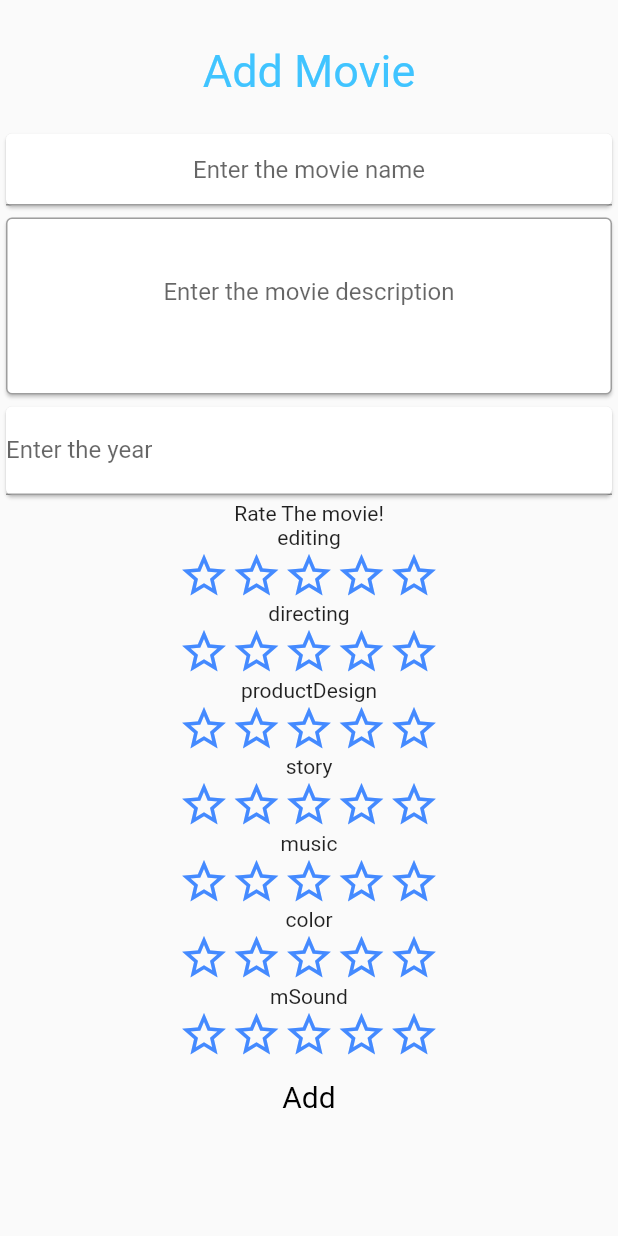
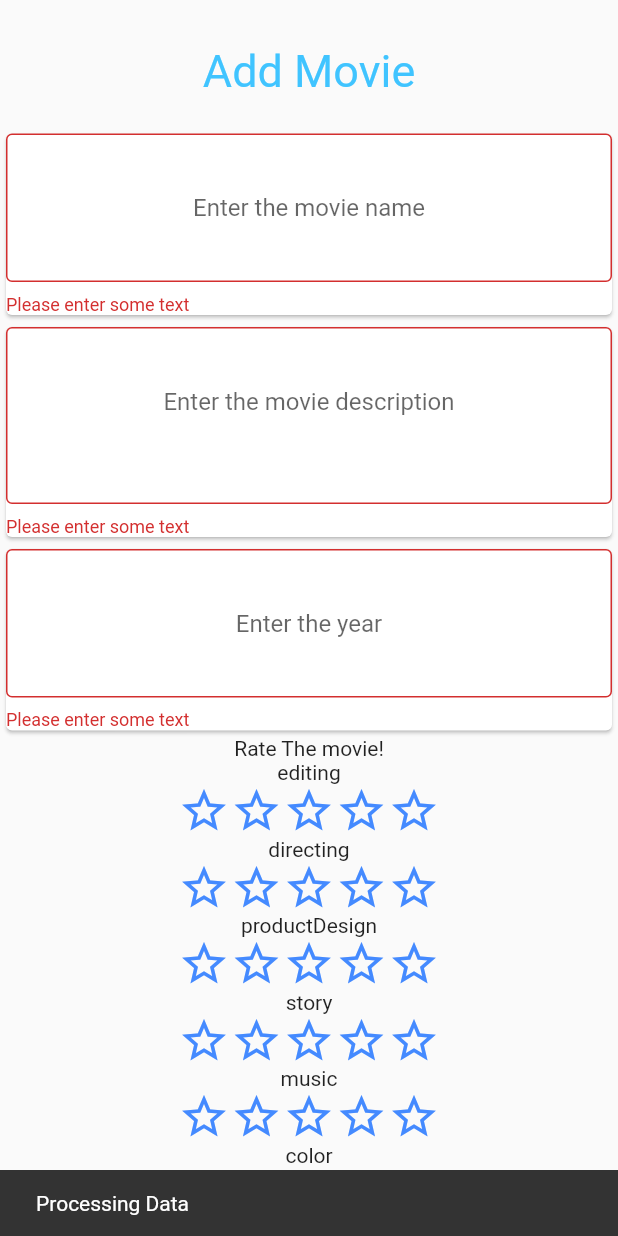
Before and after one commit to remre/movie_rater_app, a Flutter app: the AddMovie screen opened by its route, after a tap on "Add", on a phone screen of 412 x 824 dp. Run offline on Flutter 3.47's test engine with Material 2 defaults, Android fonts, the phone set to English and light mode, and no system bars; drawn by our look-alikes of flutter_rating_bar; our stand-ins replace cloud_firestore, email_validator, firebase_auth, firebase_core, font_awesome_flutter, modal_progress_hud_nsn; accounts and stored records are empty.

Commit message:
custom check for add movie forms are done with none text and also that widget converted to a seperate statelss widget

```diff
--- a/lib/add_movie.dart
+++ b/lib/add_movie.dart
@@ -6,6 +6,8 @@ import 'package:provider/provider.dart';
 import 'movie.dart';
 import 'package:flutter_rating_bar/flutter_rating_bar.dart';
 import 'package:cloud_firestore/cloud_firestore.dart';
+import 'models/textformwidget.dart';
+import 'models/moviestartwidget.dart';
 
 
 // User?  loggedInUser;
@@ -24,6 +26,7 @@ class AddMovie extends StatefulWidget {
 }
 
 class _AddMovieState extends State<AddMovie> {
+  final _formKey = GlobalKey<FormState>();
   final _firestore  = FirebaseFirestore.instance;
   final _auth = FirebaseAuth.instance;
   @override
@@ -52,13 +55,14 @@ class _AddMovieState extends State<AddMovie> {
   final PageController pController = PageController();
   // late  double rating = 0.0;
   late  double mSound = 0.0;
+  final now = DateTime.now();
   late  double editing = 0.0;
   late  double productDesign = 0.0;
   late  double music = 0.0;
   late  double color = 0.0;
   late  double directing = 0.0;
   late  double story = 0.0;
-  Timestamp cTime = Timestamp.now();
+    Timestamp cTime = (Timestamp.now());
   double ratingCalculator (directing, productDesign, mSound, music, color, editing, story) {
     double _rrating = (directing+ productDesign + mSound+ music + color  + editing +story)/ 7;
     String inString = _rrating.toStringAsFixed(2);
@@ -99,47 +103,52 @@ class _AddMovieState extends State<AddMovie> {
           SizedBox(
             height: 20,
           ),
-          Card(
-            child: TextField(
-              maxLength: 100,
-              decoration: InputDecoration(hintText: 'Enter the movie name', counterText: ''),
-              controller: titlecontroller,
-              // autofocus: true,
-              // onChanged: (newText) {
-              //   newTasksTitle = newText;
-              // },
-              textAlign: TextAlign.center,
-            ),
-          ),
-          Card(
-            child: TextField(
-              maxLines: 2,
-              maxLength: 250,
-              decoration: InputDecoration(hintText: 'Enter the movie description',
-                counterText: '',
-                border: OutlineInputBorder(),
-                contentPadding: EdgeInsets.symmetric(vertical: 40),),
-              controller: descriptioncontroller,
+          Form(
+            key: _formKey,
+            child: Column(
+            children: <Widget>[
+              TextFormWiddgy(descriptioncontroller: descriptioncontroller,maxlength: 100,formPlaceHolder: 'Enter the movie name',countext: ''),
+              // Card(
+              //   child: TextFormField(
+              //     validator: (value) {
+              //       if ( value!.isEmpty) {
+              //         return 'Please enter some text';
+              //       }
+              //       return null;
+              //     },
+              //     maxLength: 100,
+              //     decoration: InputDecoration(hintText: 'Enter the movie name', counterText: ''),
+              //     controller: titlecontroller,
+              //     // autofocus: true,
+              //     // onChanged: (newText) {
+              //     //   newTasksTitle = newText;
+              //     // },
+              //     textAlign: TextAlign.center,
+              //   ),
+              // ),
+              TextFormWiddgy(descriptioncontroller: descriptioncontroller,maxLines: 2,maxlength: 250,formPlaceHolder: 'Enter the movie description',),
+              TextFormWiddgy(descriptioncontroller: yearcontroller,maxlength: 4,formPlaceHolder: 'Enter the year',),
+              // Card(
+              //   child: TextFormField(
+              //     validator: (value) {
+              //       if ( value!.isEmpty) {
+              //         return 'Please enter some text';
+              //       }
+              //       return null;
+              //     },
+              //     maxLength: 4,
+              //     controller: yearcontroller ,
+              //     decoration: InputDecoration(labelText: "Enter the year",
+              //         counterText: ''),
+              //     keyboardType: TextInputType.number,
+              //     inputFormatters: <TextInputFormatter>[
+              //       FilteringTextInputFormatter.digitsOnly
+              //     ], // Only numbers can be entered
+              //   ),
+              // ),
+            ],
+          ),),
 
-              // autofocus: true,
-              // onChanged: (newText) {
-              //   newTasksTitle = newText;
-              // },
-              textAlign: TextAlign.center,
-            ),
-          ),
-          Card(
-            child: TextField(
-              maxLength: 4,
-              controller: yearcontroller ,
-              decoration: InputDecoration(labelText: "Enter the year",
-                  counterText: ''),
-              keyboardType: TextInputType.number,
-              inputFormatters: <TextInputFormatter>[
-                FilteringTextInputFormatter.digitsOnly
-              ], // Only numbers can be entered
-            ),
-          ),
           // SmoothStarRating(
           //   rating: rating,
           //   isReadOnly: false,
@@ -162,20 +171,146 @@ class _AddMovieState extends State<AddMovie> {
                 Text('Rate The movie!'),
                 // MovieStars(),
                 Text('editing'),
-                MovieStars(editing),
+                // MovieStars(editing),
+                RatingBar(
+                  initialRating: 0,
+                  minRating: 0,
+                  maxRating: 5,
+                  allowHalfRating: true,
+                  itemSize: 35.0,
+                  ratingWidget: RatingWidget(
+                    full: const Icon(Icons.star, color: Colors.blueAccent),
+                    half: const Icon(Icons.star_half, color: Colors.blueAccent),
+                    empty: const Icon(Icons.star_border, color: Colors.blueAccent),
+                  ),
+                  onRatingUpdate: (value) {
+                    // Rating is updated
+                    print('rating update to: $value');
+                    editing = value;
+
+                  },
+                ),
                 Text('directing'),
-                MovieStars(directing),
+                RatingBar(
+                  initialRating: 0,
+                  minRating: 0,
+                  maxRating: 5,
+                  allowHalfRating: true,
+                  itemSize: 35.0,
+                  ratingWidget: RatingWidget(
+                    full: const Icon(Icons.star, color: Colors.blueAccent),
+                    half: const Icon(Icons.star_half, color: Colors.blueAccent),
+                    empty: const Icon(Icons.star_border, color: Colors.blueAccent),
+                  ),
+                  onRatingUpdate: (value) {
+                    // Rating is updated
+                    print('rating update to: $value');
+                    directing = value;
+
+                  },
+                ),
+                // MovieStars(directing),
                 Text('productDesign'),
-                MovieStars(productDesign),
+                // MovieStars(productDesign),
+                RatingBar(
+                  initialRating: 0,
+                  minRating: 0,
+                  maxRating: 5,
+                  allowHalfRating: true,
+                  itemSize: 35.0,
+                  ratingWidget: RatingWidget(
+                    full: const Icon(Icons.star, color: Colors.blueAccent),
+                    half: const Icon(Icons.star_half, color: Colors.blueAccent),
+                    empty: const Icon(Icons.star_border, color: Colors.blueAccent),
+                  ),
+                  onRatingUpdate: (value) {
+                    // Rating is updated
+                    print('rating update to: $value');
+                    productDesign = value;
+
+                  },
+                ),
                 Text('story'),
-                MovieStars(story),
+                // MovieStars(story),
+                RatingBar(
+                  initialRating: 0,
+                  minRating: 0,
+                  maxRating: 5,
+                  allowHalfRating: true,
+                  itemSize: 35.0,
+                  ratingWidget: RatingWidget(
+                    full: const Icon(Icons.star, color: Colors.blueAccent),
+                    half: const Icon(Icons.star_half, color: Colors.blueAccent),
+                    empty: const Icon(Icons.star_border, color: Colors.blueAccent),
+                  ),
+                  onRatingUpdate: (value) {
+                    // Rating is updated
+                    print('rating update to: $value');
+                    story = value;
+
+                  },
+                ),
                 Text('music'),
-                MovieStars(music),
+                // MovieStars(music),
+                RatingBar(
+                  initialRating: 0,
+                  minRating: 0,
+                  maxRating: 5,
+                  allowHalfRating: true,
+                  itemSize: 35.0,
+                  ratingWidget: RatingWidget(
+                    full: const Icon(Icons.star, color: Colors.blueAccent),
+                    half: const Icon(Icons.star_half, color: Colors.blueAccent),
+                    empty: const Icon(Icons.star_border, color: Colors.blueAccent),
+                  ),
+                  onRatingUpdate: (value) {
+                    // Rating is updated
+                    print('rating update to: $value');
+                    music = value;
+
+                  },
+                ),
+
                 Text('color'),
-                MovieStars(color),
+                // MovieStars(color),
+                RatingBar(
+                  initialRating: 0,
+                  minRating: 0,
+                  maxRating: 5,
+                  allowHalfRating: true,
+                  itemSize: 35.0,
+                  ratingWidget: RatingWidget(
+                    full: const Icon(Icons.star, color: Colors.blueAccent),
+                    half: const Icon(Icons.star_half, color: Colors.blueAccent),
+                    empty: const Icon(Icons.star_border, color: Colors.blueAccent),
+                  ),
+                  onRatingUpdate: (value) {
+                    // Rating is updated
+                    print('rating update to: $value');
+                    color = value;
+
+                  },
+                ),
                 Text('mSound'),
-                MovieStars(mSound),
+                // MovieStars(mSound),
+                RatingBar(
+                  initialRating: 0,
+                  minRating: 0,
+                  maxRating: 5,
+                  allowHalfRating: true,
+                  itemSize: 35.0,
+                  ratingWidget: RatingWidget(
+                    full: const Icon(Icons.star, color: Colors.blueAccent),
+                    half: const Icon(Icons.star_half, color: Colors.blueAccent),
+                    empty: const Icon(Icons.star_border, color: Colors.blueAccent),
+                  ),
+                  onRatingUpdate: (value) {
+                    // Rating is updated
+                    print('rating update to: $value');
+                    mSound = value;
 
+                  },
+                ),
               ]
 
             ),
@@ -191,6 +326,13 @@ class _AddMovieState extends State<AddMovie> {
                 foregroundColor: Colors.green,
                 textStyle: const TextStyle(fontSize: 20)),
             onPressed: ()   {
+              if (_formKey.currentState!.validate() == false) {
+                // If the form is valid, display a snackbar. In the real world,
+                // you'd often call a server or save the information in a database.
+                ScaffoldMessenger.of(context).showSnackBar(
+                  const SnackBar(content: Text('Processing Data')),
+                );
+              }
               print(titlecontroller.text + descriptioncontroller.text + yearcontroller.text);
               // print(textController.text);
               _firestore.collection('movies').add({
@@ -198,7 +340,7 @@ class _AddMovieState extends State<AddMovie> {
                 'title' : titlecontroller.text,
                 'rating' : rating,
                 'mSound' : mSound,
-                'productDesing' : productDesign,
+                'productDesign' : productDesign,
                 'editing' : editing,
                 'directing' : directing,
                 'music' : music,
@@ -231,32 +373,3 @@ class _AddMovieState extends State<AddMovie> {
     );
   }
 }
-
-class MovieStars extends StatelessWidget {
-  late double star;
-  MovieStars(this.star);
-
-  @override
-  Widget build(BuildContext context) {
-    return Container(
-      child: RatingBar(
-      initialRating: 0,
-      minRating: 0,
-      maxRating: 5,
-      allowHalfRating: true,
-      itemSize: 35.0,
-      ratingWidget: RatingWidget(
-        full: const Icon(Icons.star, color: Colors.blueAccent),
-        half: const Icon(Icons.star_half, color: Colors.blueAccent),
-        empty: const Icon(Icons.star_border, color: Colors.blueAccent),
-      ),
-      onRatingUpdate: (value) {
-        // Rating is updated
-        print('rating update to: $value');
-        star = value;
-
-      },
-              ),
-    );
-  }
-}
--- /dev/null
+++ b/lib/models/moviestartwidget.dart
@@ -0,0 +1,29 @@
+import 'package:flutter/material.dart';
+import 'package:flutter_rating_bar/flutter_rating_bar.dart';
+
+class MovieStars extends StatelessWidget {
+  late double star;
+  MovieStars(this.star, {super.key});
+
+  @override
+  Widget build(BuildContext context) {
+    return RatingBar(
+      initialRating: 0,
+      minRating: 0,
+      maxRating: 5,
+      allowHalfRating: true,
+      itemSize: 35.0,
+      ratingWidget: RatingWidget(
+        full: const Icon(Icons.star, color: Colors.blueAccent),
+        half: const Icon(Icons.star_half, color: Colors.blueAccent),
+        empty: const Icon(Icons.star_border, color: Colors.blueAccent),
+      ),
+      onRatingUpdate: (value) {
+        // Rating is updated
+        print('rating update to: $value');
+        star = value;
+
+      },
+    );
+  }
+}
--- /dev/null
+++ b/lib/models/textformwidget.dart
@@ -0,0 +1,44 @@
+import 'package:flutter/material.dart';
+
+class TextFormWiddgy extends StatelessWidget {
+  const TextFormWiddgy({
+    required this.descriptioncontroller,
+    required this.formPlaceHolder,
+    this.maxLines,
+    required this.maxlength,
+    this.countext
+  });
+
+  final TextEditingController descriptioncontroller;
+  final String formPlaceHolder;
+  final int ? maxLines;
+  final int maxlength;
+  final String ? countext;
+
+  @override
+  Widget build(BuildContext context) {
+    return Card(
+      child: TextFormField(
+        validator: (value) {
+          if ( value!.isEmpty) {
+            return 'Please enter some text';
+          }
+          return null;
+        },
+        maxLines: maxLines,
+        maxLength: maxlength,
+        decoration: InputDecoration(hintText: formPlaceHolder,
+          counterText: '',
+          border: OutlineInputBorder(),
+          contentPadding: EdgeInsets.symmetric(vertical: 40),),
+        controller: descriptioncontroller,
+
+        // autofocus: true,
+        // onChanged: (newText) {
+        //   newTasksTitle = newText;
+        // },
+        textAlign: TextAlign.center,
+      ),
+    );
+  }
+}
--- a/lib/movie.dart
+++ b/lib/movie.dart
@@ -21,13 +21,13 @@ class Movie {
   late Timestamp cTime;
 
 
-  // double ratingCalculator (directing, productDesign, mSound, music, color, editing, story) {
-  //   double _rrating = (directing+ productDesign + mSound+ music + color  + editing +story)/ 7;
-  //   return _rrating;
-  //
-  // }
-  // = ratingCalculator(directing, productDesign, mSound, music, color, editing, story)
-  late double rating;
+  double ratingCalculator (directing, productDesign, mSound, music, color, editing, story) {
+    double _rrating = (directing+ productDesign + mSound+ music + color  + editing +story)/ 7;
+    return _rrating;
+
+  }
+
+  late double rating = ratingCalculator(directing, productDesign, mSound, music, color, editing, story);
 
 
 
--- a/lib/movie_list.dart
+++ b/lib/movie_list.dart
@@ -115,9 +115,9 @@ class MovieScreenList extends StatelessWidget {
 
         children: <Widget>[
           Container(
-            padding: EdgeInsets.only(top: 40),
+            padding: EdgeInsets.only(top: 30),
             child: Text('Movie List',
-            style: TextStyle(fontSize: 40,color: Colors.red),),
+            style: TextStyle(fontSize: 30,color: Colors.red),),
             decoration: BoxDecoration(
                 color: Colors.white,
                 borderRadius: BorderRadius.only(
@@ -127,7 +127,8 @@ class MovieScreenList extends StatelessWidget {
           ),
           // Expanded(
           //   child:
-            Container(
+            Expanded(
+              child: Container(
                 // height: 540,
                 // width: 200,
                 // padding: EdgeInsets.symmetric(horizontal: 10),
@@ -137,6 +138,7 @@ class MovieScreenList extends StatelessWidget {
                         topLeft: Radius.circular(15),
                         topRight: Radius.circular(15))),
                 child: MoviesListData(),
+              ),
             ),
           // ),
         ],
@@ -173,7 +175,7 @@ class _MoviesListDataState extends State<MoviesListData> {
               Map<String, dynamic> data = document.data()! as Map<String, dynamic>;
               return ListTile(
 
-                leading: Text('anan'),
+                // leading: Text(data['title']),
                 title: FloatingActionButton.extended(heroTag: null,
                   label: Text(data['title'] + ' ' + data['rating'].toString()), onPressed: (){
 
@@ -182,9 +184,11 @@ class _MoviesListDataState extends State<MoviesListData> {
                     FontAwesomeIcons.star,
                     color: Colors.white,
                   ),),
-                  subtitle: Row(children:<Widget>[Text(data['rating'].toString()
-                      // + DateTime.fromMicrosecondsSinceEpoch(data['cTime'])
-                  ), FaIcon(FontAwesomeIcons.minus,)] ),
+                  subtitle: Row(children:<Widget>[
+                    // Text(data['rating'].toString()) ,
+                    Text('created ' + data['cTime'].toDate().toString()),
+
+                  ] ),
 
                 // subtitle: Text(data['rating'].toString()),
                 // trailing: Text(data['year'].toString()),
--- a/lib/screens/loginscreen.dart
+++ b/lib/screens/loginscreen.dart
@@ -4,7 +4,7 @@ import 'package:flutter/material.dart';
 import 'package:firebase_auth/firebase_auth.dart';
 import 'package:modal_progress_hud_nsn/modal_progress_hud_nsn.dart';
 import 'package:chatgpt_movierater_app/constants.dart';
-import 'package:chatgpt_movierater_app/roundedbutton.dart';
+import 'package:chatgpt_movierater_app/models/roundedbutton.dart';
 
 class LoginScreen extends StatefulWidget {
 
--- a/lib/screens/moviescreen.dart
+++ b/lib/screens/moviescreen.dart
@@ -84,7 +84,7 @@ class _MovieScreenState extends State<MovieScreen> {
                   borderRadius: BorderRadius.only(
                       topLeft: Radius.circular(15),
                       topRight: Radius.circular(15))),
-              child: MoviesListData(),
+              child: MovieScreenList(),
             ),
           ),
           Row(
--- a/lib/screens/registerscreen.dart
+++ b/lib/screens/registerscreen.dart
@@ -6,7 +6,7 @@ import 'moviescreen.dart';
 // import 'package:flutter_progress_hud/flutter_progress_hud.dart';
 import 'package:modal_progress_hud_nsn/modal_progress_hud_nsn.dart';
 import 'package:chatgpt_movierater_app/constants.dart';
-import 'package:chatgpt_movierater_app/roundedbutton.dart';
+import 'package:chatgpt_movierater_app/models/roundedbutton.dart';
 import 'package:email_validator/email_validator.dart';
 
 class RegistrationScreen extends StatefulWidget {
@@ -53,7 +53,7 @@ class _RegistrationScreenState extends State<RegistrationScreen> {
                 child: Column(children: <Widget>[
                   TextFormField(
                     validator: (value) {
-                      if (value == 'a' || value!.isEmpty) {
+                      if (value!.isEmpty) {
                         return 'Please enter some text';
                       }
                       return null;
@@ -70,7 +70,7 @@ class _RegistrationScreenState extends State<RegistrationScreen> {
                   ),
                   TextFormField(
                     validator: (value) {
-                      if (value == null || value!.isEmpty) {
+                      if (value!.isEmpty) {
                         return 'Please enter some password';
                       }
                       return null;
--- a/lib/screens/welcomescreen.dart
+++ b/lib/screens/welcomescreen.dart
@@ -2,7 +2,7 @@ import 'package:flutter/material.dart';
 import 'package:flutter/scheduler.dart';
 import 'registerscreen.dart';
 import 'loginscreen.dart';
-import 'package:chatgpt_movierater_app/roundedbutton.dart';
+import 'package:chatgpt_movierater_app/models/roundedbutton.dart';
 
 class WelcomeScreen extends StatefulWidget {
   static String id = 'welcome_screen';
```
Also changed, not shown: lib/models/roundedbutton.dart (renamed from lib/roundedbutton.dart). Lines whose indentation alone changed are shown as unchanged.
